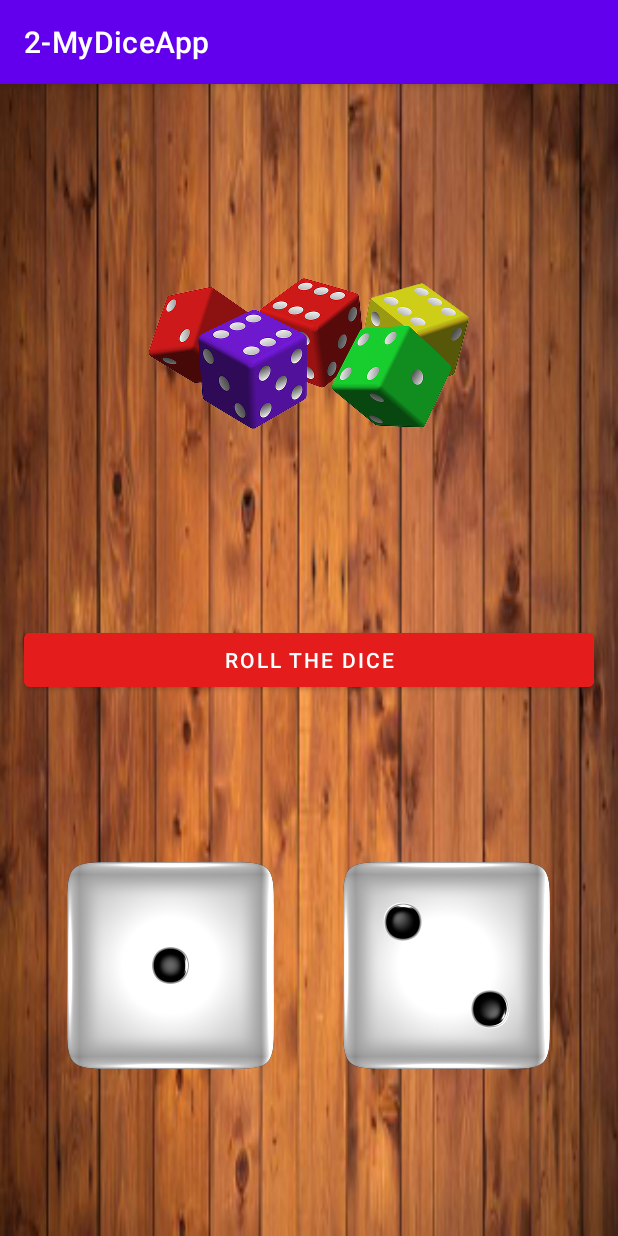
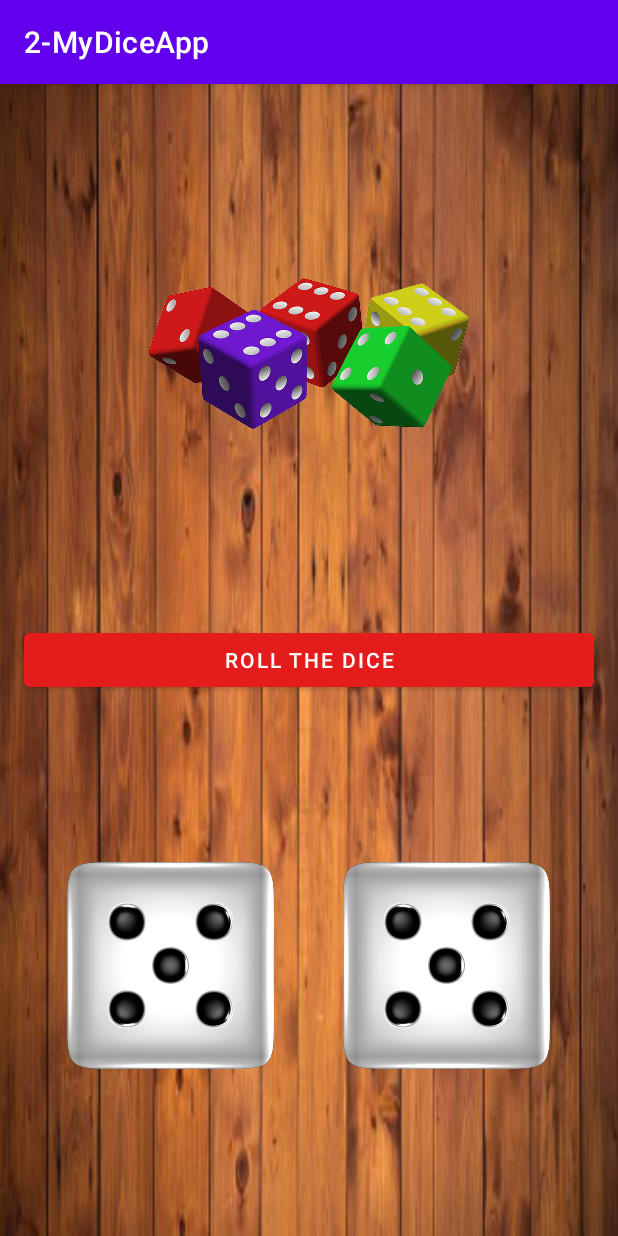
Before and after one commit to mortessa99/2-Android-MyDiceApp, an Android app: the screen it shows after launch (MainActivity), after a tap on "ROLL THE DICE", on a phone screen of 412 x 824 dp. Run offline under Robolectric (Android 15) with nearby library versions, the phone set to English and light mode, and no system bars.

Commit message:
end lesson 18

```diff
--- a/app/src/main/java/com/example/a2_mydiceapp/MainActivity.java
+++ b/app/src/main/java/com/example/a2_mydiceapp/MainActivity.java
@@ -5,23 +5,45 @@ import androidx.appcompat.app.AppCompatActivity;
 import android.app.Dialog;
 import android.os.Bundle;
 import android.widget.Button;
+import android.widget.ImageView;
 import android.widget.Toast;
 
 import java.util.Random;
 
 public class MainActivity extends AppCompatActivity {
     Button btnRollDice;
+    ImageView imgDice1,imgDice2;
     @Override
     protected void onCreate(Bundle savedInstanceState) {
         super.onCreate(savedInstanceState);
         setContentView(R.layout.activity_main);
+        btnRollDice = findViewById(R.id.btnRollDice);
+        imgDice1 = findViewById(R.id.imgDice1);
+        imgDice2 = findViewById(R.id.imgDice2);
 
-        btnRollDice = findViewById(R.id.btnRollDice);
+        int[] diceImages = {
+                R.drawable.dice1,
+                R.drawable.dice2,
+                R.drawable.dice3,
+                R.drawable.dice4,
+                R.drawable.dice5,
+                R.drawable.dice6,
+        };
+
+
+
+
         btnRollDice.setOnClickListener(view -> {
             /*Random rndObject = new Random();
             int myRandom = rndObject.nextInt(6) + 1 ;*/
-            int random = new Random().nextInt(6) + 1;
-            Toast.makeText(this,String.valueOf(random),Toast.LENGTH_SHORT).show();
+            //Toast.makeText(this,String.valueOf(myRandom),Toast.LENGTH_SHORT).show();
+
+
+            int random1 = new Random().nextInt(6) ;
+            imgDice1.setImageResource(diceImages[random1]);
+
+            int random2 = new Random().nextInt(6);
+            imgDice2.setImageResource(diceImages[random2]);
         });
     }
 }
```
